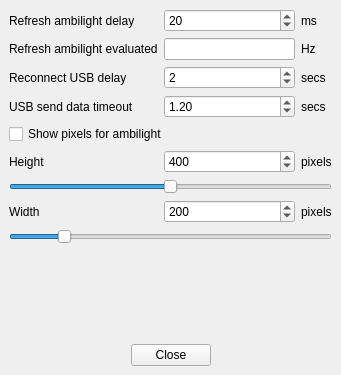
The window that AmbilightUSB_PC/src/mainwindow.ui (Atarity/Lightpack) describes before a commit, drawn with Qt 5.
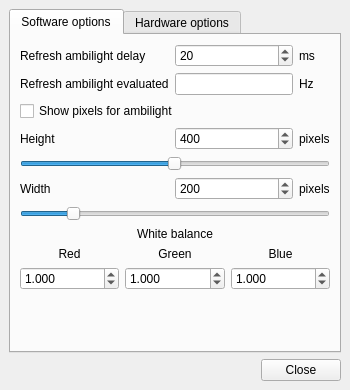
The same window after the commit. Icons and pictures are not drawn.

Commit message: MainWindow UI: split on 2 tabs, software options (added white balance coefs) and hardware options (added timer settings)

Diff of the .ui file:
```diff
--- a/AmbilightUSB_PC/src/mainwindow.ui
+++ b/AmbilightUSB_PC/src/mainwindow.ui
@@ -6,8 +6,8 @@
    <rect>
     <x>0</x>
     <y>0</y>
-    <width>341</width>
-    <height>375</height>
+    <width>350</width>
+    <height>390</height>
    </rect>
   </property>
   <property name="windowTitle">
@@ -23,7 +23,17 @@
   <widget class="QWidget" name="centralwidget">
    <layout class="QVBoxLayout" name="verticalLayout">
     <item>
-     <layout class="QGridLayout" name="gridLayout">
+     <widget class="QTabWidget" name="tabWidget">
+      <property name="currentIndex">
+       <number>0</number>
+      </property>
+      <widget class="QWidget" name="tabSoftwareOptions">
+       <attribute name="title">
+        <string>Software options</string>
+       </attribute>
+       <layout class="QVBoxLayout" name="verticalLayout_2">
+        <item>
+         <layout class="QGridLayout" name="gridLayout" rowstretch="0,0,0,0,0,0,0,0,0,0,0,0,0,0,0,0,0,0,0,0,0" rowminimumheight="0,0,0,0,0,0,0,0,0,0,0,0,0,0,0,0,0,0,0,0,0">
       <item row="0" column="0">
        <widget class="QLabel" name="label_UpdateDelay">
         <property name="text">
@@ -51,31 +61,14 @@
         </property>
        </widget>
       </item>
-      <item row="2" column="1">
-       <widget class="QSpinBox" name="spinBox_ReconnectDelay">
-        <property name="minimum">
-         <number>1</number>
-        </property>
-        <property name="value">
-         <number>2</number>
-        </property>
-       </widget>
-      </item>
-      <item row="2" column="2">
-       <widget class="QLabel" name="label_sec">
-        <property name="text">
-         <string>secs</string>
-        </property>
-       </widget>
-      </item>
-      <item row="6" column="0">
+          <item row="4" column="0">
        <widget class="QLabel" name="label_height">
         <property name="text">
          <string>Height</string>
         </property>
        </widget>
       </item>
-      <item row="6" column="1">
+          <item row="4" column="1">
        <widget class="QSpinBox" name="spinBox_HeightAmbilight">
         <property name="minimum">
          <number>1</number>
@@ -88,47 +81,27 @@
         </property>
        </widget>
       </item>
-      <item row="6" column="2">
+          <item row="4" column="2">
        <widget class="QLabel" name="label_sec_4">
         <property name="text">
          <string>pixels</string>
         </property>
        </widget>
       </item>
-      <item row="8" column="0">
+          <item row="6" column="0">
        <widget class="QLabel" name="label_width">
         <property name="text">
          <string>Width</string>
         </property>
        </widget>
       </item>
-      <item row="8" column="1">
-       <widget class="QSpinBox" name="spinBox_WidthAmbilight">
-        <property name="minimum">
-         <number>1</number>
-        </property>
-        <property name="maximum">
-         <number>1280</number>
-        </property>
-        <property name="value">
-         <number>200</number>
-        </property>
-       </widget>
-      </item>
-      <item row="8" column="2">
+          <item row="6" column="2">
        <widget class="QLabel" name="label_sec_5">
         <property name="text">
          <string>pixels</string>
         </property>
        </widget>
       </item>
-      <item row="5" column="0" colspan="3">
-       <widget class="QCheckBox" name="checkBox_ShowPixelsAmbilight">
-        <property name="text">
-         <string>Show pixels for ambilight</string>
-        </property>
-       </widget>
-      </item>
       <item row="1" column="0">
        <widget class="QLabel" name="label_UpdateDelayEval">
         <property name="text">
@@ -153,28 +126,325 @@
         </property>
        </widget>
       </item>
+          <item row="5" column="0" colspan="3">
+           <widget class="QSlider" name="horizontalSliderHeight">
+            <property name="minimum">
+             <number>1</number>
+            </property>
+            <property name="maximum">
+             <number>800</number>
+            </property>
+            <property name="value">
+             <number>400</number>
+            </property>
+            <property name="orientation">
+             <enum>Qt::Horizontal</enum>
+            </property>
+           </widget>
+          </item>
+          <item row="2" column="0" colspan="3">
+           <widget class="QCheckBox" name="checkBox_ShowPixelsAmbilight">
+            <property name="text">
+             <string>Show pixels for ambilight</string>
+            </property>
+           </widget>
+          </item>
+          <item row="6" column="1">
+           <widget class="QSpinBox" name="spinBox_WidthAmbilight">
+            <property name="minimum">
+             <number>1</number>
+            </property>
+            <property name="maximum">
+             <number>1280</number>
+            </property>
+            <property name="value">
+             <number>200</number>
+            </property>
+           </widget>
+          </item>
+          <item row="7" column="0" colspan="3">
+           <widget class="QSlider" name="horizontalSliderWidth">
+            <property name="minimum">
+             <number>1</number>
+            </property>
+            <property name="maximum">
+             <number>1280</number>
+            </property>
+            <property name="value">
+             <number>200</number>
+            </property>
+            <property name="orientation">
+             <enum>Qt::Horizontal</enum>
+            </property>
+           </widget>
+          </item>
+         </layout>
+        </item>
+        <item>
+         <layout class="QGridLayout" name="gridLayout_3">
+          <item row="1" column="0">
+           <widget class="QLabel" name="label_WB_Red">
+            <property name="text">
+             <string>Red</string>
+            </property>
+            <property name="alignment">
+             <set>Qt::AlignCenter</set>
+            </property>
+           </widget>
+          </item>
+          <item row="1" column="1">
+           <widget class="QLabel" name="label_WB_Green">
+            <property name="text">
+             <string>Green</string>
+            </property>
+            <property name="alignment">
+             <set>Qt::AlignCenter</set>
+            </property>
+           </widget>
+          </item>
+          <item row="1" column="2">
+           <widget class="QLabel" name="label_WB_Blue">
+            <property name="text">
+             <string>Blue</string>
+            </property>
+            <property name="alignment">
+             <set>Qt::AlignCenter</set>
+            </property>
+           </widget>
+          </item>
       <item row="2" column="0">
+           <widget class="QDoubleSpinBox" name="doubleSpinBox_WB_Red">
+            <property name="decimals">
+             <number>3</number>
+            </property>
+            <property name="minimum">
+             <double>0.200000000000000</double>
+            </property>
+            <property name="maximum">
+             <double>2.000000000000000</double>
+            </property>
+            <property name="singleStep">
+             <double>0.010000000000000</double>
+            </property>
+            <property name="value">
+             <double>1.000000000000000</double>
+            </property>
+           </widget>
+          </item>
+          <item row="2" column="1">
+           <widget class="QDoubleSpinBox" name="doubleSpinBox_WB_Green">
+            <property name="decimals">
+             <number>3</number>
+            </property>
+            <property name="minimum">
+             <double>0.200000000000000</double>
+            </property>
+            <property name="maximum">
+             <double>2.000000000000000</double>
+            </property>
+            <property name="singleStep">
+             <double>0.010000000000000</double>
+            </property>
+            <property name="value">
+             <double>1.000000000000000</double>
+            </property>
+           </widget>
+          </item>
+          <item row="2" column="2">
+           <widget class="QDoubleSpinBox" name="doubleSpinBox_WB_Blue">
+            <property name="decimals">
+             <number>3</number>
+            </property>
+            <property name="minimum">
+             <double>0.200000000000000</double>
+            </property>
+            <property name="maximum">
+             <double>2.000000000000000</double>
+            </property>
+            <property name="singleStep">
+             <double>0.010000000000000</double>
+            </property>
+            <property name="value">
+             <double>1.000000000000000</double>
+            </property>
+           </widget>
+          </item>
+          <item row="0" column="0" colspan="3">
+           <widget class="QLabel" name="label_WhiteBalance">
+            <property name="text">
+             <string>White balance</string>
+            </property>
+            <property name="alignment">
+             <set>Qt::AlignCenter</set>
+            </property>
+           </widget>
+          </item>
+         </layout>
+        </item>
+        <item>
+         <spacer name="verticalSpacer">
+          <property name="orientation">
+           <enum>Qt::Vertical</enum>
+          </property>
+          <property name="sizeHint" stdset="0">
+           <size>
+            <width>20</width>
+            <height>0</height>
+           </size>
+          </property>
+         </spacer>
+        </item>
+       </layout>
+      </widget>
+      <widget class="QWidget" name="tabHardwareOptions">
+       <attribute name="title">
+        <string>Hardware options</string>
+       </attribute>
+       <layout class="QVBoxLayout" name="verticalLayout_3">
+        <item>
+         <layout class="QGridLayout" name="gridLayout_2">
+          <item row="2" column="0">
+           <widget class="QLabel" name="label_HW_TimPrescaller">
+            <property name="toolTip">
+             <string>Sets prescaller of the timer that generates PWM on HC595</string>
+            </property>
+            <property name="text">
+             <string>Timer prescaller                 </string>
+            </property>
+           </widget>
+          </item>
+          <item row="2" column="1">
+           <widget class="QComboBox" name="comboBox_HW_Prescaller">
+            <property name="currentIndex">
+             <number>2</number>
+            </property>
+            <item>
+             <property name="text">
+              <string>1</string>
+             </property>
+            </item>
+            <item>
+             <property name="text">
+              <string>8</string>
+             </property>
+            </item>
+            <item>
+             <property name="text">
+              <string>64</string>
+             </property>
+            </item>
+            <item>
+             <property name="text">
+              <string>256</string>
+             </property>
+            </item>
+            <item>
+             <property name="text">
+              <string>1024</string>
+             </property>
+            </item>
+           </widget>
+          </item>
+          <item row="3" column="0" colspan="3">
+           <widget class="QSlider" name="horizontalSlider_HW_Prescaller">
+            <property name="minimum">
+             <number>0</number>
+            </property>
+            <property name="maximum">
+             <number>4</number>
+            </property>
+            <property name="pageStep">
+             <number>1</number>
+            </property>
+            <property name="value">
+             <number>2</number>
+            </property>
+            <property name="orientation">
+             <enum>Qt::Horizontal</enum>
+            </property>
+           </widget>
+          </item>
+          <item row="4" column="0">
+           <widget class="QLabel" name="label_HW_TimerOCR">
+            <property name="toolTip">
+             <string>Sets output compate register (OCR) value of the timer that generates PWM on HC595</string>
+            </property>
+            <property name="text">
+             <string>Timer OCR</string>
+            </property>
+           </widget>
+          </item>
+          <item row="4" column="1">
+           <widget class="QSpinBox" name="spinBox_HW_OCR">
+            <property name="minimum">
+             <number>0</number>
+            </property>
+            <property name="maximum">
+             <number>255</number>
+            </property>
+            <property name="value">
+             <number>7</number>
+            </property>
+           </widget>
+          </item>
+          <item row="4" column="2">
+           <widget class="QLabel" name="label_HW_Ticks">
+            <property name="text">
+             <string>ticks</string>
+            </property>
+           </widget>
+          </item>
+          <item row="5" column="0" colspan="3">
+           <widget class="QSlider" name="horizontalSlider_HW_OCR">
+            <property name="minimum">
+             <number>0</number>
+            </property>
+            <property name="maximum">
+             <number>255</number>
+            </property>
+            <property name="pageStep">
+             <number>1</number>
+            </property>
+            <property name="value">
+             <number>7</number>
+            </property>
+            <property name="orientation">
+             <enum>Qt::Horizontal</enum>
+            </property>
+           </widget>
+          </item>
+          <item row="0" column="0">
        <widget class="QLabel" name="label_Reconnect">
         <property name="text">
          <string>Reconnect USB delay</string>
         </property>
        </widget>
       </item>
-      <item row="3" column="0">
+          <item row="0" column="1">
+           <widget class="QSpinBox" name="spinBox_ReconnectDelay">
+            <property name="minimum">
+             <number>1</number>
+            </property>
+            <property name="value">
+             <number>2</number>
+            </property>
+           </widget>
+          </item>
+          <item row="0" column="2">
+           <widget class="QLabel" name="label_sec">
+            <property name="text">
+             <string>secs</string>
+            </property>
+           </widget>
+          </item>
+          <item row="1" column="0">
        <widget class="QLabel" name="label_USBSendDataTimeout">
         <property name="text">
          <string>USB send data timeout</string>
         </property>
        </widget>
       </item>
-      <item row="3" column="2">
-       <widget class="QLabel" name="label_sec_6">
-        <property name="text">
-         <string>secs</string>
-        </property>
-       </widget>
-      </item>
-      <item row="3" column="1">
+          <item row="1" column="1">
        <widget class="QDoubleSpinBox" name="doubleSpinBoxUsbSendDataTimeout">
         <property name="minimum">
          <double>0.200000000000000</double>
@@ -190,52 +460,31 @@
         </property>
        </widget>
       </item>
-      <item row="9" column="0" colspan="3">
-       <widget class="QSlider" name="horizontalSliderWidth">
-        <property name="minimum">
-         <number>1</number>
-        </property>
-        <property name="maximum">
-         <number>1280</number>
-        </property>
-        <property name="value">
-         <number>200</number>
-        </property>
-        <property name="orientation">
-         <enum>Qt::Horizontal</enum>
-        </property>
-       </widget>
-      </item>
-      <item row="7" column="0" colspan="3">
-       <widget class="QSlider" name="horizontalSliderHeight">
-        <property name="minimum">
-         <number>1</number>
-        </property>
-        <property name="maximum">
-         <number>800</number>
-        </property>
-        <property name="value">
-         <number>400</number>
-        </property>
-        <property name="orientation">
-         <enum>Qt::Horizontal</enum>
+          <item row="1" column="2">
+           <widget class="QLabel" name="label_sec_6">
+            <property name="text">
+             <string>secs</string>
         </property>
        </widget>
       </item>
      </layout>
     </item>
     <item>
-     <spacer name="verticalSpacer">
+         <spacer name="verticalSpacer_2">
       <property name="orientation">
        <enum>Qt::Vertical</enum>
       </property>
       <property name="sizeHint" stdset="0">
        <size>
         <width>20</width>
-        <height>0</height>
+            <height>40</height>
        </size>
       </property>
      </spacer>
+        </item>
+       </layout>
+      </widget>
+     </widget>
     </item>
     <item>
      <layout class="QHBoxLayout" name="horizontalLayout">
@@ -259,19 +508,6 @@
         </property>
        </widget>
       </item>
-      <item>
-       <spacer name="horizontalSpacer">
-        <property name="orientation">
-         <enum>Qt::Horizontal</enum>
-        </property>
-        <property name="sizeHint" stdset="0">
-         <size>
-          <width>37</width>
-          <height>17</height>
-         </size>
-        </property>
-       </spacer>
-      </item>
      </layout>
     </item>
    </layout>
```
Left out of the diff: 35 changed lines with no effect on the pictures. Lines whose indentation alone changed are shown as unchanged.
